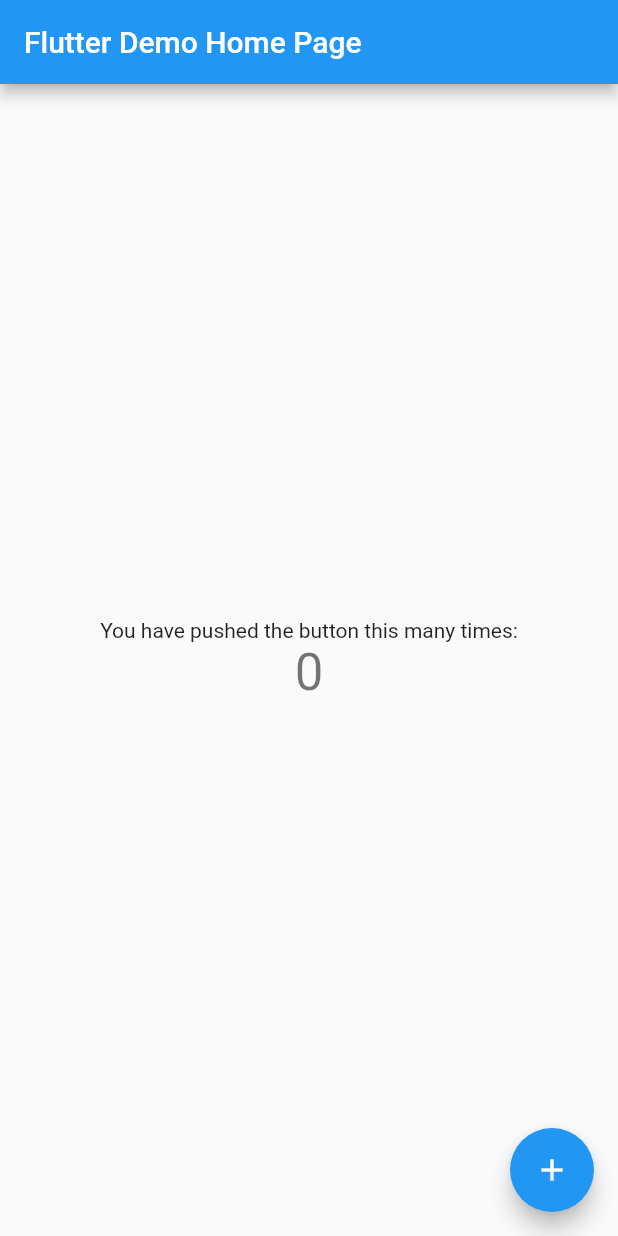
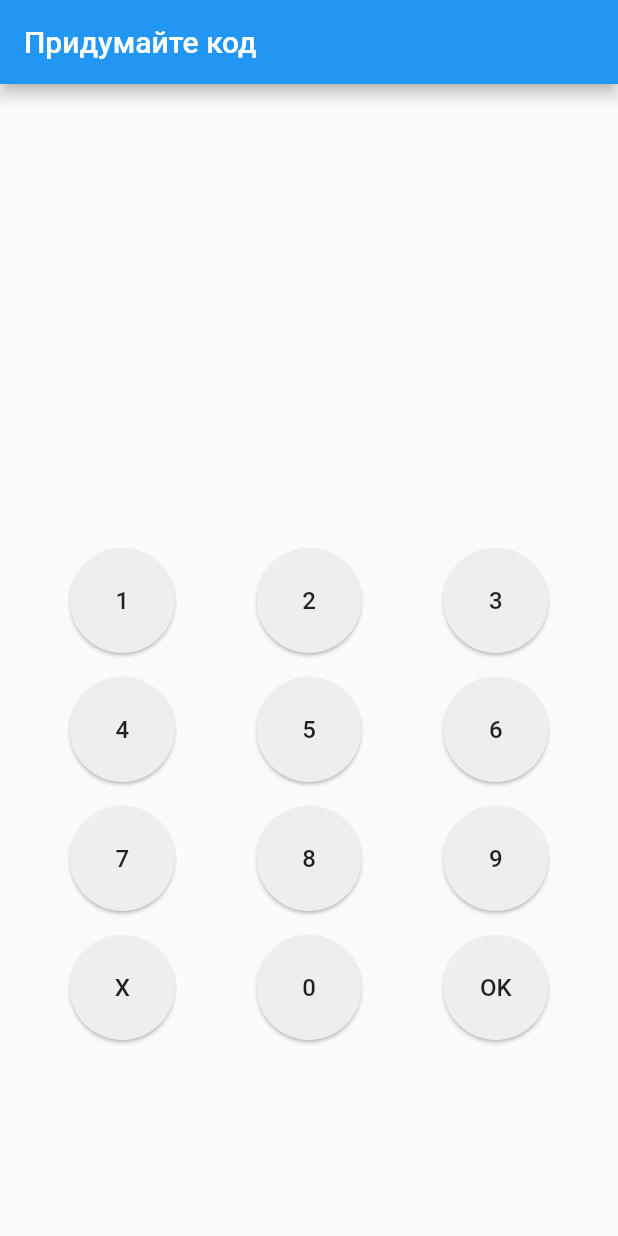
Before and after one commit to alexsvdk/bad_secret, a Flutter app: the screen it shows after launch, on a phone screen of 412 x 824 dp. Run offline on Flutter 3.47's test engine with Material 2 defaults, Android fonts, the light colour scheme and no system bars; our stand-ins replace convert, flutter_riverpod, freezed_annotation.

Commit message:
Basic code screen

```diff
--- a/lib/app.dart
+++ b/lib/app.dart
@@ -0,0 +1,25 @@
+import 'package:flutter/material.dart';
+import 'package:flutter_riverpod/flutter_riverpod.dart';
+
+import 'features/passcode/data/repository.dart';
+import 'features/passcode/domain/manager.dart';
+import 'features/passcode/ui/screen.dart';
+import 'features/passcode/domain/setup_manager.dart';
+
+class App extends StatelessWidget {
+  const App({Key? key}) : super(key: key);
+
+  @override
+  Widget build(BuildContext context) {
+    return ProviderScope(
+      overrides: [
+        PasscodeScreenManager.provider.overrideWithValue(
+          PasscodeScreenSetupManager(PasscoreRepository()),
+        ),
+      ],
+      child: const MaterialApp(
+        home: PasscodeScreen(),
+      ),
+    );
+  }
+}
--- /dev/null
+++ b/lib/features/passcode/data/repository.dart
@@ -0,0 +1,42 @@
+import 'dart:async';
+import 'dart:io';
+
+import 'package:flutter_riverpod/flutter_riverpod.dart';
+import 'package:path_provider/path_provider.dart';
+
+import '../../../utils/lifecycle_mixin.dart';
+
+const _fileName = 'pass_hash.txt';
+
+class PasscoreRepository with LifecycleMixin {
+  static final provider = Provider(
+    (ref) => PasscoreRepository()..setupProviderLifecycle(ref),
+  );
+
+  late File _file;
+
+  @override
+  Future<void> privateInit() async {
+    final directory = await getTemporaryDirectory();
+    final _file = File('${directory.path}/$_fileName');
+  }
+
+  Future<void> setHash(String hash) async {
+    await init();
+    if (await _file.exists()) {
+      await _file.delete();
+    }
+    await _file.create();
+    await _file.writeAsString(hash);
+  }
+
+  Future<String?> getHash() async {
+    if (!await _file.exists()) {
+      return null;
+    }
+    return _file.readAsString();
+  }
+
+  @override
+  void dispose() {}
+}
--- /dev/null
+++ b/lib/features/passcode/domain/manager.dart
@@ -0,0 +1,23 @@
+import 'package:flutter/material.dart';
+import 'package:flutter_riverpod/flutter_riverpod.dart';
+
+import '../models/state.dart';
+
+abstract class PasscodeScreenManager
+    extends StateNotifier<PasscodeScreenState> {
+  static final provider =
+      StateNotifierProvider<PasscodeScreenManager, PasscodeScreenState>(
+    (ref) => throw UnimplementedError('Provider must be overriden'),
+  );
+
+  PasscodeScreenManager([
+    PasscodeScreenState initialState = const PasscodeScreenState(),
+  ]) : super(initialState);
+
+  @mustCallSuper
+  void onSymbolTap(String symbol) {
+    if (symbol == 'X') {
+      state = const PasscodeScreenState();
+    }
+  }
+}
--- /dev/null
+++ b/lib/features/passcode/domain/setup_manager.dart
@@ -0,0 +1,32 @@
+import 'package:flutter_riverpod/flutter_riverpod.dart';
+
+import '../../../utils/hash_util.dart';
+import '../data/repository.dart';
+import '../models/state.dart';
+import 'manager.dart';
+
+class PasscodeScreenSetupManager extends PasscodeScreenManager {
+  static final provider = Provider(
+    (ref) => PasscodeScreenSetupManager(ref.watch(PasscoreRepository.provider)),
+  );
+
+  final PasscoreRepository _repository;
+
+  PasscodeScreenSetupManager(this._repository)
+      : super(const PasscodeScreenState(title: 'Придумайте код'));
+
+  @override
+  void onSymbolTap(String symbol) {
+    super.onSymbolTap(symbol);
+    if (int.tryParse(symbol) != null && state.input.length < 6) {
+      state = state.copyWith(input: state.input + symbol);
+    } else if (symbol == 'OK') {
+      _saveCode();
+    }
+  }
+
+  void _saveCode() {
+    final hash = HashUtil.hashPasscode(state.input);
+    _repository.setHash(hash);
+  }
+}
--- /dev/null
+++ b/lib/features/passcode/models/state.dart
@@ -0,0 +1,14 @@
+import 'package:freezed_annotation/freezed_annotation.dart';
+
+import 'validation.dart';
+
+part 'state.freezed.dart';
+
+@freezed
+class PasscodeScreenState with _$PasscodeScreenState {
+  const factory PasscodeScreenState({
+    @Default(PasscodeValidation.notValidated) PasscodeValidation validation,
+    @Default('') String input,
+    @Default('Введите секретный код') String title,
+  }) = _PasscodeScreenState;
+}
--- /dev/null
+++ b/lib/features/passcode/models/validation.dart
@@ -0,0 +1,5 @@
+enum PasscodeValidation {
+  notValidated,
+  valid,
+  invalid,
+}
--- /dev/null
+++ b/lib/features/passcode/ui/passcode_key.dart
@@ -0,0 +1,35 @@
+import 'package:flutter/material.dart';
+import 'package:flutter_riverpod/flutter_riverpod.dart';
+
+import '../domain/manager.dart';
+
+class PasscodeKey extends ConsumerWidget {
+  final String symbol;
+
+  const PasscodeKey(
+    this.symbol, {
+    super.key,
+  });
+
+  @override
+  Widget build(BuildContext context, WidgetRef ref) => Padding(
+        padding: const EdgeInsets.all(8.0),
+        child: MaterialButton(
+          height: 70,
+          minWidth: 70,
+          shape: const StadiumBorder(),
+          onPressed: () => ref
+              .read(PasscodeScreenManager.provider.notifier)
+              .onSymbolTap(symbol),
+          color: Colors.grey.shade200,
+          elevation: 1,
+          child: Text(
+            symbol,
+            style: const TextStyle(
+              fontSize: 16,
+              fontWeight: FontWeight.w500,
+            ),
+          ),
+        ),
+      );
+}
--- /dev/null
+++ b/lib/features/passcode/ui/screen.dart
@@ -0,0 +1,55 @@
+import 'package:flutter/material.dart';
+import 'package:flutter_riverpod/flutter_riverpod.dart';
+
+import '../models/validation.dart';
+import 'passcode_key.dart';
+import '../domain/manager.dart';
+
+const _symbols = ['1', '2', '3', '4', '5', '6', '7', '8', '9', 'X', '0', 'OK'];
+
+class PasscodeScreen extends ConsumerWidget {
+  const PasscodeScreen({super.key});
+
+  @override
+  Widget build(BuildContext context, WidgetRef ref) {
+    final state = ref.watch(PasscodeScreenManager.provider);
+
+    return Scaffold(
+      appBar: AppBar(
+        title: Text(state.title),
+      ),
+      body: SafeArea(
+        child: Column(
+          children: [
+            const Spacer(),
+            Text(
+              state.input,
+              style: const TextStyle(
+                fontSize: 48,
+                fontWeight: FontWeight.w700,
+              ),
+            ),
+            if (state.validation == PasscodeValidation.invalid)
+              const Text(
+                'Неверный код',
+                style: TextStyle(
+                  fontSize: 24,
+                  fontWeight: FontWeight.w700,
+                  color: Colors.red,
+                ),
+              ),
+            const Spacer(),
+            for (var i = 0; i < _symbols.length; i += 3)
+              Row(
+                mainAxisAlignment: MainAxisAlignment.spaceEvenly,
+                children: [
+                  for (var j = i; j < i + 3; j++) PasscodeKey(_symbols[j]),
+                ],
+              ),
+            const Spacer(),
+          ],
+        ),
+      ),
+    );
+  }
+}
--- a/lib/main.dart
+++ b/lib/main.dart
@@ -1,115 +1,7 @@
 import 'package:flutter/material.dart';
 
+import 'app.dart';
+
 void main() {
-  runApp(const MyApp());
+  runApp(const App());
 }
-
-class MyApp extends StatelessWidget {
-  const MyApp({super.key});
-
-  // This widget is the root of your application.
-  @override
-  Widget build(BuildContext context) {
-    return MaterialApp(
-      title: 'Flutter Demo',
-      theme: ThemeData(
-        // This is the theme of your application.
-        //
-        // Try running your application with "flutter run". You'll see the
-        // application has a blue toolbar. Then, without quitting the app, try
-        // changing the primarySwatch below to Colors.green and then invoke
-        // "hot reload" (press "r" in the console where you ran "flutter run",
-        // or simply save your changes to "hot reload" in a Flutter IDE).
-        // Notice that the counter didn't reset back to zero; the application
-        // is not restarted.
-        primarySwatch: Colors.blue,
-      ),
-      home: const MyHomePage(title: 'Flutter Demo Home Page'),
-    );
-  }
-}
-
-class MyHomePage extends StatefulWidget {
-  const MyHomePage({super.key, required this.title});
-
-  // This widget is the home page of your application. It is stateful, meaning
-  // that it has a State object (defined below) that contains fields that affect
-  // how it looks.
-
-  // This class is the configuration for the state. It holds the values (in this
-  // case the title) provided by the parent (in this case the App widget) and
-  // used by the build method of the State. Fields in a Widget subclass are
-  // always marked "final".
-
-  final String title;
-
-  @override
-  State<MyHomePage> createState() => _MyHomePageState();
-}
-
-class _MyHomePageState extends State<MyHomePage> {
-  int _counter = 0;
-
-  void _incrementCounter() {
-    setState(() {
-      // This call to setState tells the Flutter framework that something has
-      // changed in this State, which causes it to rerun the build method below
-      // so that the display can reflect the updated values. If we changed
-      // _counter without calling setState(), then the build method would not be
-      // called again, and so nothing would appear to happen.
-      _counter++;
-    });
-  }
-
-  @override
-  Widget build(BuildContext context) {
-    // This method is rerun every time setState is called, for instance as done
-    // by the _incrementCounter method above.
-    //
-    // The Flutter framework has been optimized to make rerunning build methods
-    // fast, so that you can just rebuild anything that needs updating rather
-    // than having to individually change instances of widgets.
-    return Scaffold(
-      appBar: AppBar(
-        // Here we take the value from the MyHomePage object that was created by
-        // the App.build method, and use it to set our appbar title.
-        title: Text(widget.title),
-      ),
-      body: Center(
-        // Center is a layout widget. It takes a single child and positions it
-        // in the middle of the parent.
-        child: Column(
-          // Column is also a layout widget. It takes a list of children and
-          // arranges them vertically. By default, it sizes itself to fit its
-          // children horizontally, and tries to be as tall as its parent.
-          //
-          // Invoke "debug painting" (press "p" in the console, choose the
-          // "Toggle Debug Paint" action from the Flutter Inspector in Android
-          // Studio, or the "Toggle Debug Paint" command in Visual Studio Code)
-          // to see the wireframe for each widget.
-          //
-          // Column has various properties to control how it sizes itself and
-          // how it positions its children. Here we use mainAxisAlignment to
-          // center the children vertically; the main axis here is the vertical
-          // axis because Columns are vertical (the cross axis would be
-          // horizontal).
-          mainAxisAlignment: MainAxisAlignment.center,
-          children: <Widget>[
-            const Text(
-              'You have pushed the button this many times:',
-            ),
-            Text(
-              '$_counter',
-              style: Theme.of(context).textTheme.headline4,
-            ),
-          ],
-        ),
-      ),
-      floatingActionButton: FloatingActionButton(
-        onPressed: _incrementCounter,
-        tooltip: 'Increment',
-        child: const Icon(Icons.add),
-      ), // This trailing comma makes auto-formatting nicer for build methods.
-    );
-  }
-}
--- /dev/null
+++ b/lib/utils/hash_util.dart
@@ -0,0 +1,15 @@
+import 'dart:convert';
+
+import 'package:convert/convert.dart';
+import 'package:crypto/crypto.dart' as crypto;
+
+class HashUtil {
+  HashUtil._();
+
+  static String hashPasscode(String passCode) {
+    var content = const Utf8Encoder().convert(passCode);
+    var md5 = crypto.md5;
+    var digest = md5.convert(content);
+    return hex.encode(digest.bytes);
+  }
+}
--- a/pubspec.yaml
+++ b/pubspec.yaml
@@ -9,10 +9,15 @@
 
 
 dependencies:
+  convert: ^3.0.2
+  crypto: ^3.0.2
   flutter:
     sdk: flutter
+  flutter_hooks: ^0.18.5+1
+  flutter_riverpod: ^1.0.4
   freezed_annotation: ^2.1.0
   hooks_riverpod: ^1.0.4
+  path_provider: ^2.0.11
 
 dev_dependencies:
   flutter_test:
```
Also changed, not shown: analysis_options.yaml (+6 -24 lines), lib/features/passcode/domain/validate_manager.dart (added, +20 -0 lines), lib/theme/colors.dart (added, +7 -0 lines), lib/utils/lifecycle_mixin.dart (added, +40 -0 lines), lib/features/passcode/models/state.freezed.dart (added), lib/screens/main_screen.dart (deleted), pubspec.lock, 8 other files.
